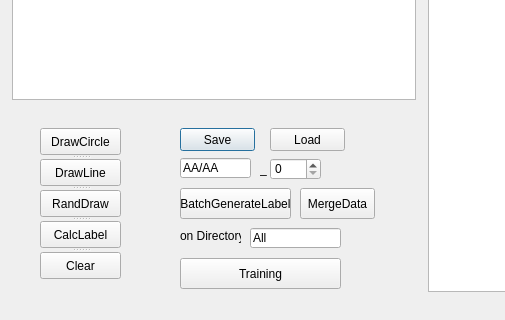
First picture: the form in mainWin.ui, repository alexjean/MakeData, before the edit; both pictures show x 0 to 505 and y 522 to 842 of the 1241 by 842 pixel window.
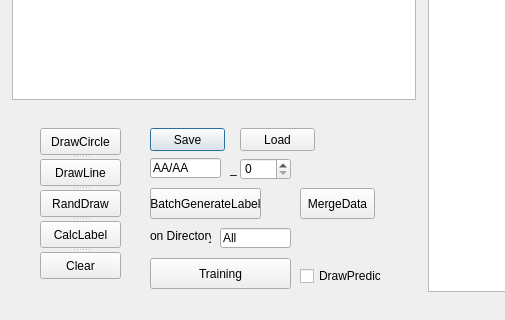
Second picture: the form after the edit.

The edit to the form file:
```diff
--- a/mainWin.ui
+++ b/mainWin.ui
@@ -46,7 +46,7 @@
   <widget class="QPushButton" name="btnSave">
    <property name="geometry">
     <rect>
-     <x>180</x>
+     <x>150</x>
      <y>650</y>
      <width>75</width>
      <height>23</height>
@@ -59,7 +59,7 @@
   <widget class="QLineEdit" name="leTrainFileName">
    <property name="geometry">
     <rect>
-     <x>180</x>
+     <x>150</x>
      <y>680</y>
      <width>71</width>
      <height>20</height>
@@ -72,7 +72,7 @@
   <widget class="QSpinBox" name="sboxTrainFileName">
    <property name="geometry">
     <rect>
-     <x>270</x>
+     <x>240</x>
      <y>680</y>
      <width>51</width>
      <height>22</height>
@@ -85,7 +85,7 @@
   <widget class="QLabel" name="label">
    <property name="geometry">
     <rect>
-     <x>260</x>
+     <x>230</x>
      <y>680</y>
      <width>21</width>
      <height>21</height>
@@ -98,7 +98,7 @@
   <widget class="QPushButton" name="btnLoad">
    <property name="geometry">
     <rect>
-     <x>270</x>
+     <x>240</x>
      <y>650</y>
      <width>75</width>
      <height>23</height>
@@ -121,7 +121,7 @@
   <widget class="QPushButton" name="btnBatchGenerateLabel">
    <property name="geometry">
     <rect>
-     <x>180</x>
+     <x>150</x>
      <y>710</y>
      <width>111</width>
      <height>31</height>
@@ -134,7 +134,7 @@
   <widget class="QLabel" name="label_2">
    <property name="geometry">
     <rect>
-     <x>180</x>
+     <x>150</x>
      <y>750</y>
      <width>61</width>
      <height>16</height>
@@ -147,9 +147,9 @@
   <widget class="QLineEdit" name="edPath">
    <property name="geometry">
     <rect>
-     <x>250</x>
+     <x>220</x>
      <y>750</y>
-     <width>91</width>
+     <width>71</width>
      <height>20</height>
     </rect>
    </property>
@@ -160,9 +160,9 @@
   <widget class="QPushButton" name="btnTraining">
    <property name="geometry">
     <rect>
-     <x>180</x>
+     <x>150</x>
      <y>780</y>
-     <width>161</width>
+     <width>141</width>
      <height>31</height>
     </rect>
    </property>
@@ -221,6 +221,19 @@
     </property>
    </widget>
   </widget>
+  <widget class="QCheckBox" name="chBoxDrawPredict">
+   <property name="geometry">
+    <rect>
+     <x>300</x>
+     <y>790</y>
+     <width>81</width>
+     <height>16</height>
+    </rect>
+   </property>
+   <property name="text">
+    <string>DrawPredict</string>
+   </property>
+  </widget>
   <zorder>splitter</zorder>
   <zorder>view</zorder>
   <zorder>viewLarge</zorder>
```
Left out of the diff: 1 changed line with no effect on the pictures.
